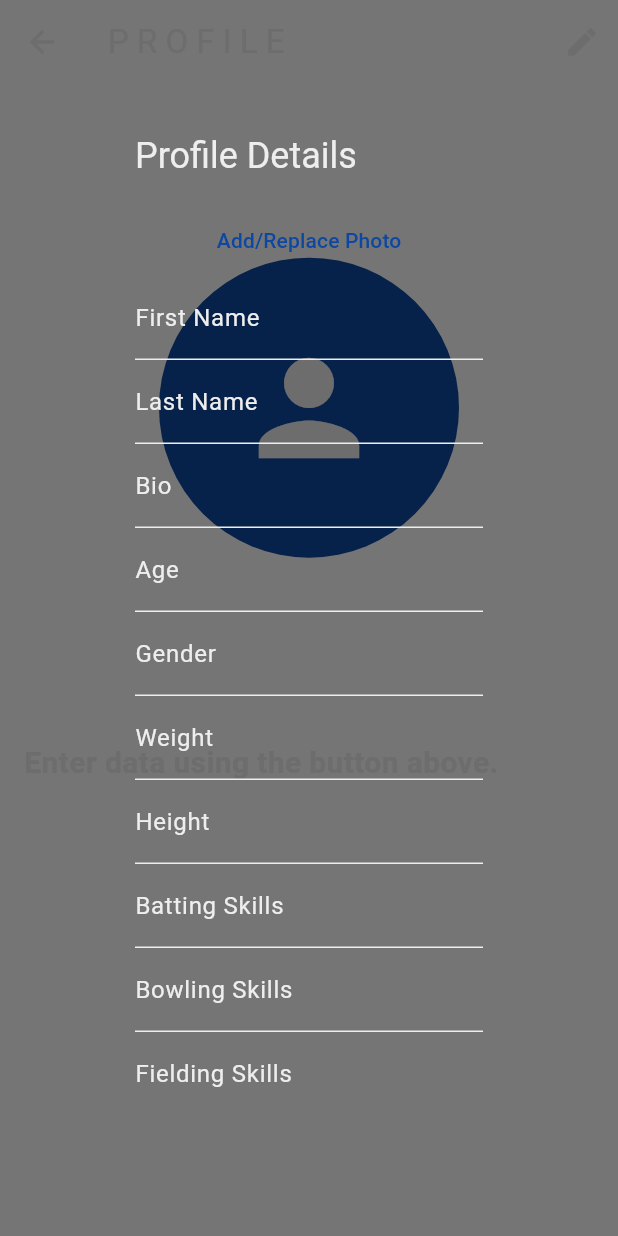
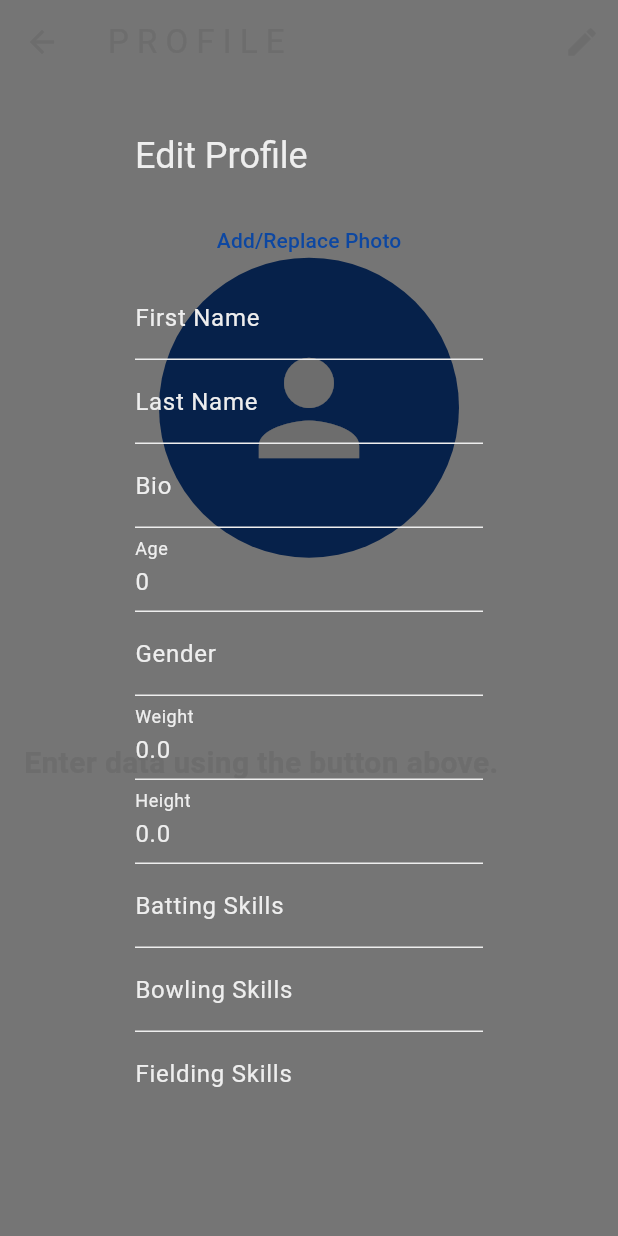
Before and after one commit to thenoisyninga/cricket_team_manager_pro, a Flutter app: the ProfileView screen opened directly, after a tap on the "edit" icon, on a phone screen of 412 x 824 dp. Run offline on Flutter 3.47's test engine with Material 3 defaults, Android fonts, the phone set to English and light mode, and no system bars; our stand-ins replace cloud_firestore, firebase_auth, firebase_core, image_picker; accounts and stored records are empty.

```diff
--- /dev/null
+++ b/lib/dialogues/edit_profile.dart
@@ -0,0 +1,128 @@
+import 'package:cricket_team_manager_pro/data_ops/upload_player.dart';
+import 'package:cricket_team_manager_pro/models/player_model.dart';
+import 'package:flutter/cupertino.dart';
+import 'package:flutter/material.dart';
+import 'package:flutter/widgets.dart';
+import 'package:image_picker/image_picker.dart';
+
+class EditProfileDialogue extends StatefulWidget {
+  const EditProfileDialogue({super.key, required this.currentPlayer});
+
+  final Player currentPlayer;
+
+  @override
+  State<EditProfileDialogue> createState() => _EditProfileDialogueState();
+}
+
+class _EditProfileDialogueState extends State<EditProfileDialogue> {
+  TextEditingController firstNameController = TextEditingController();
+  TextEditingController lastNameController = TextEditingController();
+  TextEditingController usernameController = TextEditingController();
+  TextEditingController bioController = TextEditingController();
+  TextEditingController ageController = TextEditingController();
+  TextEditingController genderController = TextEditingController();
+  TextEditingController weightController = TextEditingController();
+  TextEditingController heightController = TextEditingController();
+  TextEditingController battingSkillsController = TextEditingController();
+  TextEditingController bowlingSkillsController = TextEditingController();
+  TextEditingController fieldingSkillsController = TextEditingController();
+
+  @override
+  void initState() {
+    firstNameController.text = widget.currentPlayer.firstName;
+    lastNameController.text = widget.currentPlayer.lastName;
+    usernameController.text = widget.currentPlayer.username;
+    bioController.text = widget.currentPlayer.bio;
+    ageController.text = (widget.currentPlayer.age).toString();
+    genderController.text = widget.currentPlayer.gender;
+    weightController.text = widget.currentPlayer.weight.toString();
+    heightController.text = widget.currentPlayer.height.toString();
+    battingSkillsController.text = widget.currentPlayer.battingSkills.join(",");
+    bowlingSkillsController.text = widget.currentPlayer.bowlingSkills.join(",");
+    fieldingSkillsController.text =
+        widget.currentPlayer.fieldingSkills.join(",");
+
+    super.initState();
+  }
+
+  @override
+  Widget build(BuildContext context) {
+    return AlertDialog(
+      title: const Text("Edit Profile"),
+      content: SizedBox(
+        height: 600,
+        child: Scrollbar(
+          child: SingleChildScrollView(
+            child: Column(
+              children: [
+                TextButton(
+                  onPressed: () async {
+                    // final ImagePicker picker = ImagePicker();
+                    // await picker.pickImage(source: ImageSource.gallery);
+                  },
+                  child: const Text("Add/Replace Photo"),
+                ),
+                TextField(
+                    controller: firstNameController,
+                    decoration:
+                        const InputDecoration(label: Text("First Name"))),
+                TextField(
+                    controller: lastNameController,
+                    decoration:
+                        const InputDecoration(label: Text("Last Name"))),
+                TextField(
+                    controller: bioController,
+                    decoration: const InputDecoration(label: Text("Bio"))),
+                TextField(
+                    controller: ageController,
+                    decoration: const InputDecoration(label: Text("Age"))),
+                TextField(
+                    controller: genderController,
+                    decoration: const InputDecoration(label: Text("Gender"))),
+                TextField(
+                    controller: weightController,
+                    decoration: const InputDecoration(label: Text("Weight"))),
+                TextField(
+                    controller: heightController,
+                    decoration: const InputDecoration(label: Text("Height"))),
+                TextField(
+                    controller: battingSkillsController,
+                    decoration:
+                        const InputDecoration(label: Text("Batting Skills"))),
+                TextField(
+                    controller: bowlingSkillsController,
+                    decoration:
+                        const InputDecoration(label: Text("Bowling Skills"))),
+                TextField(
+                    controller: fieldingSkillsController,
+                    decoration:
+                        const InputDecoration(label: Text("Fielding Skills"))),
+                ElevatedButton(
+                    onPressed: () async {
+                      await addPlayerToFirestore(Player(
+                        firstNameController.text,
+                        lastNameController.text,
+                        usernameController.text,
+                        "",
+                        bioController.text,
+                        int.tryParse(ageController.text) ?? 0,
+                        genderController.text,
+                        double.tryParse(weightController.text) ?? 0.0,
+                        double.tryParse(heightController.text) ?? 0.0,
+                        battingSkillsController.text.split(","),
+                        bowlingSkillsController.text.split(","),
+                        fieldingSkillsController.text.split(","),
+                        "",
+                      ));
+
+                      Navigator.pop(context);
+                    },
+                    child: Text("Done.")),
+              ],
+            ),
+          ),
+        ),
+      ),
+    );
+  }
+}
--- a/lib/dialogues/modify_data.dart
+++ /dev/null
@@ -1,103 +0,0 @@
-import 'package:cricket_team_manager_pro/data_ops/upload_player.dart';
-import 'package:cricket_team_manager_pro/models/player_model.dart';
-import 'package:flutter/cupertino.dart';
-import 'package:flutter/material.dart';
-import 'package:flutter/widgets.dart';
-import 'package:image_picker/image_picker.dart';
-
-class ModifyDataDialogue extends StatefulWidget {
-  const ModifyDataDialogue({super.key});
-
-  @override
-  State<ModifyDataDialogue> createState() => _ModifyDataDialogueState();
-}
-
-class _ModifyDataDialogueState extends State<ModifyDataDialogue> {
-  TextEditingController firstNameController = TextEditingController();
-  TextEditingController lastNameController = TextEditingController();
-  TextEditingController usernameController = TextEditingController();
-  TextEditingController bioController = TextEditingController();
-  TextEditingController ageController = TextEditingController();
-  TextEditingController genderController = TextEditingController();
-  TextEditingController weightController = TextEditingController();
-  TextEditingController heightController = TextEditingController();
-  TextEditingController battingSkillsController = TextEditingController();
-  TextEditingController bowlingSkillsController = TextEditingController();
-  TextEditingController fieldingSkillsController = TextEditingController();
-
-  @override
-  Widget build(BuildContext context) {
-    return AlertDialog(
-      title: const Text("Profile Details"),
-      content: SizedBox(
-        height: 600,
-        child: SingleChildScrollView(
-          child: Column(
-            children: [
-              TextButton(
-                onPressed: () async {
-                  final ImagePicker picker = ImagePicker();
-                  await picker.pickImage(source: ImageSource.gallery);
-                },
-                child: Text("Add/Replace Photo"),
-              ),
-              TextField(
-                  controller: firstNameController,
-                  decoration: const InputDecoration(label: Text("First Name"))),
-              TextField(
-                  controller: lastNameController,
-                  decoration: const InputDecoration(label: Text("Last Name"))),
-              TextField(
-                  controller: bioController,
-                  decoration: const InputDecoration(label: Text("Bio"))),
-              TextField(
-                  controller: ageController,
-                  decoration: const InputDecoration(label: Text("Age"))),
-              TextField(
-                  controller: genderController,
-                  decoration: const InputDecoration(label: Text("Gender"))),
-              TextField(
-                  controller: weightController,
-                  decoration: const InputDecoration(label: Text("Weight"))),
-              TextField(
-                  controller: heightController,
-                  decoration: const InputDecoration(label: Text("Height"))),
-              TextField(
-                  controller: battingSkillsController,
-                  decoration:
-                      const InputDecoration(label: Text("Batting Skills"))),
-              TextField(
-                  controller: bowlingSkillsController,
-                  decoration:
-                      const InputDecoration(label: Text("Bowling Skills"))),
-              TextField(
-                  controller: fieldingSkillsController,
-                  decoration:
-                      const InputDecoration(label: Text("Fielding Skills"))),
-              ElevatedButton(
-                  onPressed: () async {
-                    await addPlayerToFirestore(Player(
-                      firstNameController.text,
-                      lastNameController.text,
-                      usernameController.text,
-                      "",
-                      bioController.text,
-                      int.tryParse(ageController.text) ?? 0,
-                      genderController.text,
-                      double.tryParse(weightController.text) ?? 0.0,
-                      double.tryParse(heightController.text) ?? 0.0,
-                      battingSkillsController.text.split(","),
-                      bowlingSkillsController.text.split(","),
-                      fieldingSkillsController.text.split(","),
-                    ));
-
-                    Navigator.pop(context);
-                  },
-                  child: Text("Done.")),
-            ],
-          ),
-        ),
-      ),
-    );
-  }
-}
--- a/lib/main.dart
+++ b/lib/main.dart
@@ -1,8 +1,8 @@
 import 'package:cricket_team_manager_pro/firebase_options.dart';
-import 'package:cricket_team_manager_pro/pages/auth_redirector.dart';
+import 'package:cricket_team_manager_pro/pages/auth/auth_redirector.dart';
 import 'package:cricket_team_manager_pro/pages/home.dart';
-import 'package:cricket_team_manager_pro/pages/login.dart';
-import 'package:cricket_team_manager_pro/pages/register.dart';
+import 'package:cricket_team_manager_pro/pages/auth/login.dart';
+import 'package:cricket_team_manager_pro/pages/auth/register.dart';
 import 'package:firebase_core/firebase_core.dart';
 import 'package:flutter/material.dart';
 
--- a/lib/models/player_model.dart
+++ b/lib/models/player_model.dart
@@ -11,6 +11,7 @@ class Player {
   late List<dynamic> battingSkills;
   late List<dynamic> bowlingSkills;
   late List<dynamic> fieldingSkills;
+  late String? teamId;
 
   Player(
     this.firstName,
@@ -25,6 +26,7 @@ class Player {
     this.battingSkills,
     this.bowlingSkills,
     this.fieldingSkills,
+    this.teamId,
   );
 
   Player.fromDefault() {
@@ -55,6 +57,7 @@ class Player {
     battingSkills = map["battingSkills"];
     bowlingSkills = map["bowlingSkills"];
     fieldingSkills = map["fieldingSkills"];
+    teamId = map["teamId"];
   }
 
   toMap() {
@@ -71,6 +74,7 @@ class Player {
       "battingSkills": battingSkills,
       "bowlingSkills": bowlingSkills,
       "fieldingSkills": fieldingSkills,
+      "teamId": teamId,
     };
   }
 }
--- a/lib/pages/auth_redirector.dart
+++ b/lib/pages/auth/auth_redirector.dart
@@ -1,5 +1,5 @@
 import 'package:cricket_team_manager_pro/pages/home.dart';
-import 'package:cricket_team_manager_pro/pages/login.dart';
+import 'package:cricket_team_manager_pro/pages/auth/login.dart';
 import 'package:firebase_auth/firebase_auth.dart';
 import 'package:flutter/material.dart';
 
--- a/lib/pages/login.dart
+++ b/lib/pages/auth/login.dart
@@ -2,7 +2,7 @@
 
 import 'package:cricket_team_manager_pro/auth/auth_ops.dart';
 import 'package:cricket_team_manager_pro/pages/home.dart';
-import 'package:cricket_team_manager_pro/pages/register.dart';
+import 'package:cricket_team_manager_pro/pages/auth/register.dart';
 import 'package:flutter/cupertino.dart';
 import 'package:flutter/material.dart';
 import 'package:flutter/widgets.dart';
--- a/lib/pages/register.dart
+++ b/lib/pages/auth/register.dart
@@ -1,7 +1,7 @@
 // ignore_for_file: use_build_context_synchronously
 
 import 'package:cricket_team_manager_pro/auth/auth_ops.dart';
-import 'package:cricket_team_manager_pro/pages/login.dart';
+import 'package:cricket_team_manager_pro/pages/auth/login.dart';
 import 'package:flutter/cupertino.dart';
 import 'package:flutter/material.dart';
 
--- a/lib/pages/home.dart
+++ b/lib/pages/home.dart
@@ -1,8 +1,8 @@
 import 'package:cricket_team_manager_pro/auth/auth_ops.dart';
 import 'package:cricket_team_manager_pro/data_ops/upload_player.dart';
 import 'package:cricket_team_manager_pro/models/player_model.dart';
-import 'package:cricket_team_manager_pro/pages/login.dart';
-import 'package:cricket_team_manager_pro/pages/profile_view.dart';
+import 'package:cricket_team_manager_pro/pages/auth/login.dart';
+import 'package:cricket_team_manager_pro/pages/player/player_display.dart';
 import 'package:flutter/cupertino.dart';
 import 'package:flutter/material.dart';
 
@@ -21,7 +21,7 @@ class HomePage extends StatelessWidget {
               Navigator.push(
                 context,
                 MaterialPageRoute(
-                  builder: (context) => ProfileView(),
+                  builder: (context) => const ProfileView(),
                 ),
               );
 
--- a/lib/pages/profile_view.dart
+++ b/lib/pages/player/player_display.dart
@@ -1,5 +1,5 @@
 import 'package:cricket_team_manager_pro/data_ops/upload_player.dart';
-import 'package:cricket_team_manager_pro/dialogues/modify_data.dart';
+import 'package:cricket_team_manager_pro/dialogues/edit_profile.dart';
 import 'package:cricket_team_manager_pro/models/player_model.dart';
 import 'package:flutter/material.dart';
 
@@ -26,11 +26,13 @@ class _ProfileViewState extends State<ProfileView> {
                   IconButton(
                     onPressed: () {
                       showDialog(
-                          context: context,
-                          builder: (context) => ModifyDataDialogue())
-                        ..then((value) {
-                          setState(() {});
-                        });
+                        context: context,
+                        builder: (context) => EditProfileDialogue(
+                          currentPlayer: player,
+                        ),
+                      ).then((value) {
+                        setState(() {});
+                      });
                     },
                     icon: const Icon(Icons.edit),
                   ),
```
Also changed, not shown: lib/models/team_model.dart (added, +38 -0 lines).
